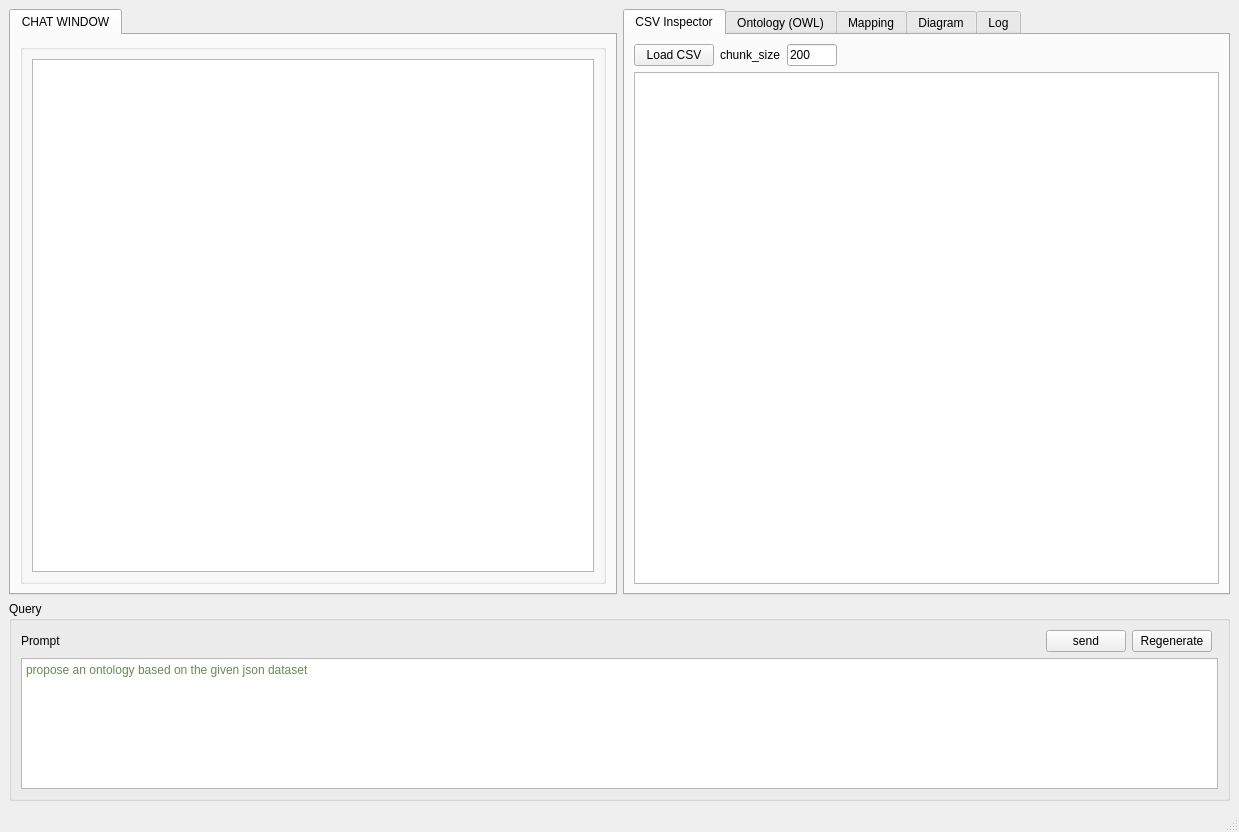
Old version of the form GUI/GUI.ui in the repository tecnomod-um/OntoGenix.
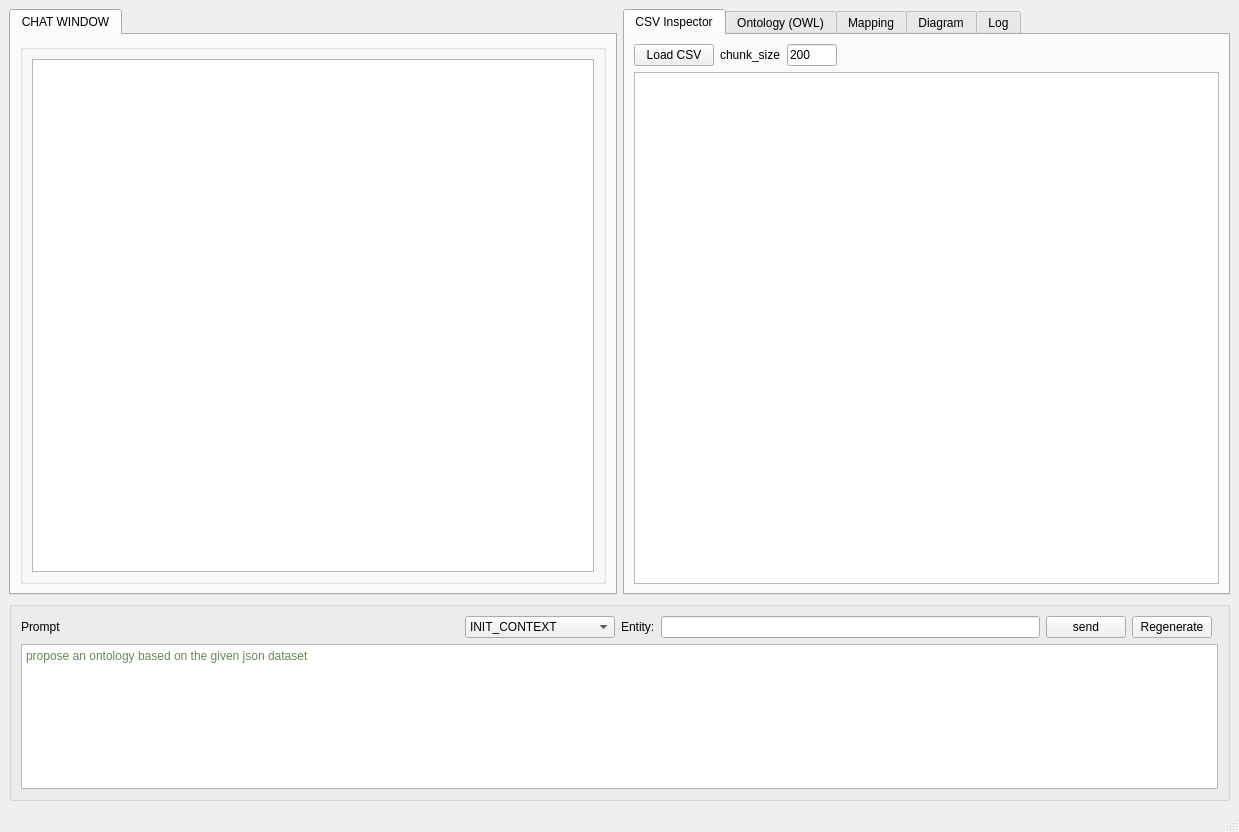
New version of the form. Custom widgets are drawn as their Qt base class.

Diff of the .ui file:
```diff
--- a/GUI/GUI.ui
+++ b/GUI/GUI.ui
@@ -256,24 +256,30 @@
          </size>
         </property>
         <property name="title">
-         <string>Query</string>
+         <string/>
         </property>
         <layout class="QGridLayout" name="gridLayout_3">
-         <item row="0" column="0">
-          <widget class="QLabel" name="label">
-           <property name="text">
-            <string>Prompt</string>
+         <item row="1" column="3">
+          <spacer name="horizontalSpacer">
+           <property name="orientation">
+            <enum>Qt::Horizontal</enum>
            </property>
-          </widget>
+           <property name="sizeHint" stdset="0">
+            <size>
+             <width>40</width>
+             <height>20</height>
+            </size>
+           </property>
+          </spacer>
          </item>
-         <item row="0" column="3">
-          <widget class="QPushButton" name="plantree_regenerate_btn">
+         <item row="1" column="5">
+          <widget class="QLabel" name="label_3">
            <property name="text">
-            <string>Regenerate</string>
+            <string>Entity:</string>
            </property>
           </widget>
          </item>
-         <item row="2" column="0" colspan="5">
+         <item row="3" column="0" colspan="10">
           <widget class="QTextEdit" name="query_prompt_textedit">
            <property name="html">
             <string>&lt;!DOCTYPE HTML PUBLIC &quot;-//W3C//DTD HTML 4.0//EN&quot; &quot;http://www.w3.org/TR/REC-html40/strict.dtd&quot;&gt;
@@ -284,25 +290,59 @@
            </property>
           </widget>
          </item>
-         <item row="0" column="2">
+         <item row="1" column="0">
+          <widget class="QLabel" name="label">
+           <property name="text">
+            <string>Prompt</string>
+           </property>
+          </widget>
+         </item>
+         <item row="1" column="7">
           <widget class="QPushButton" name="query_send_btn">
            <property name="text">
             <string>send</string>
            </property>
           </widget>
          </item>
-         <item row="0" column="1">
-          <spacer name="horizontalSpacer">
-           <property name="orientation">
-            <enum>Qt::Horizontal</enum>
+         <item row="1" column="6">
+          <widget class="QLineEdit" name="entity_lineEdit"/>
+         </item>
+         <item row="1" column="8">
+          <widget class="QPushButton" name="regenerate_btn">
+           <property name="text">
+            <string>Regenerate</string>
            </property>
-           <property name="sizeHint" stdset="0">
+          </widget>
+         </item>
+         <item row="1" column="4">
+          <widget class="QComboBox" name="state_cbox">
+           <property name="minimumSize">
             <size>
-             <width>40</width>
-             <height>20</height>
+             <width>150</width>
+             <height>0</height>
             </size>
            </property>
-          </spacer>
+           <item>
+            <property name="text">
+             <string>INIT_CONTEXT</string>
+            </property>
+           </item>
+           <item>
+            <property name="text">
+             <string>BASE_ONTOLOGY</string>
+            </property>
+           </item>
+           <item>
+            <property name="text">
+             <string>ONTOLOGY_ENTITY</string>
+            </property>
+           </item>
+           <item>
+            <property name="text">
+             <string>MAPPING</string>
+            </property>
+           </item>
+          </widget>
          </item>
         </layout>
        </widget>
```
